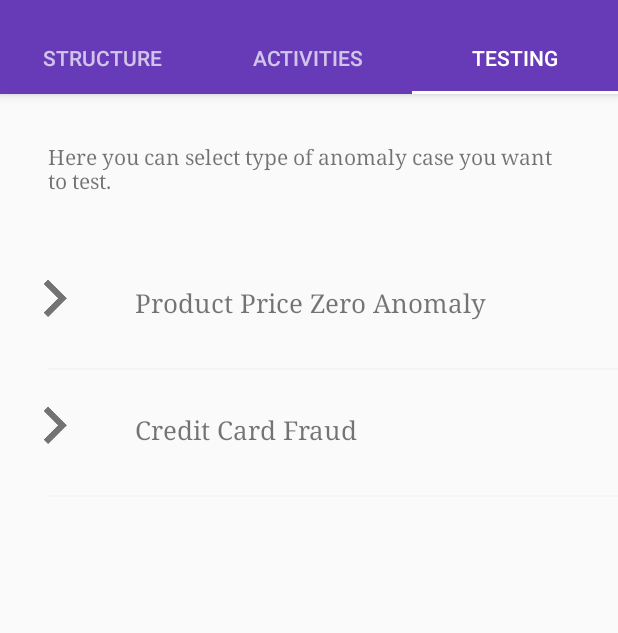
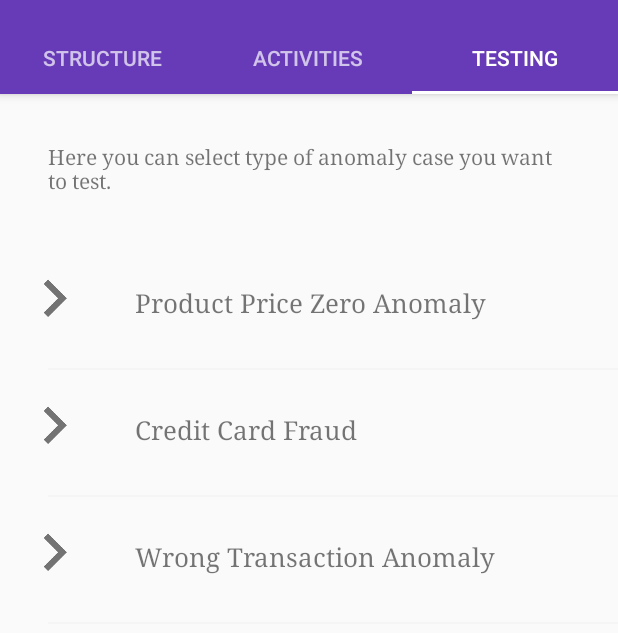
Before and after one commit to webianks/AnoTech-Android, an Android app: the screen it shows after launch (MainActivity), tab 3 chosen, on a phone screen of 412 x 824 dp, the part 62-695 px from its top. Run offline under Robolectric (Android 15) with nearby library versions, the phone set to English and light mode, and no system bars; libraries missing offline, so code that uses them is left out: in.myinnos.customfontlibrary; 3 statements that could not run were skipped.

Commit message:
WrongTransactions init.

```diff
--- a/app/src/main/java/com/webianks/anotech/database/AnotechDBHelper.java
+++ b/app/src/main/java/com/webianks/anotech/database/AnotechDBHelper.java
@@ -12,8 +12,7 @@ import com.webianks.anotech.R;
 
 public class AnotechDBHelper extends SQLiteOpenHelper {
 
-
-    public static final String DB_NAME = "anotech.db";
+    private static final String DB_NAME = "anotech.db";
     private static final int DB_VERSION = 35;
     private Context context;
 
@@ -34,6 +33,8 @@ public class AnotechDBHelper extends SQLiteOpenHelper {
         sqLiteDatabase.execSQL(context.getString(R.string.create_payments));
         sqLiteDatabase.execSQL(context.getString(R.string.create_product_lines));
         sqLiteDatabase.execSQL(context.getString(R.string.create_products));
+        sqLiteDatabase.execSQL(context.getString(R.string.create_table_tickets));
+        sqLiteDatabase.execSQL(context.getString(R.string.create_table_transactions));
 
         //insert_into_tables
         sqLiteDatabase.execSQL(context.getString(R.string.insert_customers));
@@ -46,7 +47,6 @@ public class AnotechDBHelper extends SQLiteOpenHelper {
         sqLiteDatabase.execSQL(context.getString(R.string.insert_payments));
         sqLiteDatabase.execSQL(context.getString(R.string.insert_product_lines));
         sqLiteDatabase.execSQL(context.getString(R.string.insert_products));
-
 
     }
 
@@ -61,6 +61,8 @@ public class AnotechDBHelper extends SQLiteOpenHelper {
         sqLiteDatabase.execSQL("DROP TABLE IF EXISTS payments");
         sqLiteDatabase.execSQL("DROP TABLE IF EXISTS productlines");
         sqLiteDatabase.execSQL("DROP TABLE IF EXISTS products");
+        sqLiteDatabase.execSQL("DROP TABLE IF EXISTS tickets");
+        sqLiteDatabase.execSQL("DROP TABLE IF EXISTS transactions");
 
         onCreate(sqLiteDatabase);
     }
--- a/app/src/main/java/com/webianks/anotech/fragments/Testing.java
+++ b/app/src/main/java/com/webianks/anotech/fragments/Testing.java
@@ -14,6 +14,7 @@ import com.webianks.anotech.R;
 import com.webianks.anotech.adapters.TestingAdapter;
 import com.webianks.anotech.test_classes.CreditCardFraud;
 import com.webianks.anotech.test_classes.ProductPriceZeroAnomaly;
+import com.webianks.anotech.test_classes.WrongTransaction;
 
 import java.util.ArrayList;
 import java.util.List;
@@ -54,6 +55,8 @@ public class Testing extends Fragment implements TestingAdapter.ItemClickListene
         List<String> testingList = new ArrayList<>();
         testingList.add("Product Price Zero Anomaly");
         testingList.add("Credit Card Fraud");
+        testingList.add("Wrong Transaction Anomaly");
+
 
         TestingAdapter adapter = new TestingAdapter(getActivity(), testingList);
         testingRecyclerView.setAdapter(adapter);
@@ -69,5 +72,9 @@ public class Testing extends Fragment implements TestingAdapter.ItemClickListene
 
         else if(position == 1)
             startActivity(new Intent(getActivity(), CreditCardFraud.class));
+
+        else if(position == 2)
+            startActivity(new Intent(getActivity(), WrongTransaction.class));
+
     }
 }
--- a/app/src/main/java/com/webianks/anotech/screens/MainActivity.java
+++ b/app/src/main/java/com/webianks/anotech/screens/MainActivity.java
@@ -16,9 +16,6 @@ import com.webianks.anotech.fragments.Testing;
 
 public class MainActivity extends AppCompatActivity {
 
-    private ViewPager viewPager;
-    private TabLayout tabLayout;
-
     @Override
     protected void onCreate(Bundle savedInstanceState) {
         super.onCreate(savedInstanceState);
@@ -27,10 +24,10 @@ public class MainActivity extends AppCompatActivity {
         Toolbar toolbar = (Toolbar) findViewById(R.id.toolbar);
         setSupportActionBar(toolbar);
 
-        viewPager = (ViewPager) findViewById(R.id.viewpager);
+        ViewPager viewPager = (ViewPager) findViewById(R.id.viewpager);
         setupViewPager(viewPager);
 
-        tabLayout = (TabLayout) findViewById(R.id.tabs);
+        TabLayout tabLayout = (TabLayout) findViewById(R.id.tabs);
         tabLayout.setupWithViewPager(viewPager);
 
         fillDatabase();
--- /dev/null
+++ b/app/src/main/java/com/webianks/anotech/test_classes/WrongTransaction.java
@@ -0,0 +1,19 @@
+package com.webianks.anotech.test_classes;
+
+import android.os.Bundle;
+import android.support.annotation.Nullable;
+import android.support.v7.app.AppCompatActivity;
+
+/**
+ * Created by R Ankit on 26-04-2017.
+ */
+
+public class WrongTransaction extends AppCompatActivity{
+
+
+    @Override
+    protected void onCreate(@Nullable Bundle savedInstanceState) {
+        super.onCreate(savedInstanceState);
+
+    }
+}
--- a/app/src/main/res/values/strings.xml
+++ b/app/src/main/res/values/strings.xml
@@ -2,7 +2,7 @@
     <string name="app_name">Anotech</string>
     <string name="table_name">Administration</string>
     <string name="tables_intro">This provides information on the various tables present in the database.</string>
-    <string name="activity_happened">Outlier has occured in the</string>
+    <string name="activity_happened">Outlier has occurred in the</string>
     <string name="target">OrderDetails</string>
     <string name="anomaly_intro">Here you can select type of anomaly case you want to test.</string>
     <string name="order_number">orderNumber</string>
@@ -47,6 +47,31 @@ CREATE TABLE `customers` (
   CONSTRAINT `customers_ibfk_1` FOREIGN KEY (`salesRepEmployeeNumber`) REFERENCES `employees` (`employeeNumber`)
 );
     </string>
+
+
+    <string name="create_table_tickets">
+
+CREATE TABLE `tickets` (
+  `pnr_number` int(50) NOT NULL,
+  `transaction_number` int(50) NOT NULL,
+  `train_number` varchar(10) NOT NULL,
+  `from` varchar(10) NOT NULL,
+  `to` varchar(10) NOT NULL
+);
+    </string>
+
+
+    <string name="create_table_transactions">
+
+CREATE TABLE `transactions` (
+  `pnr_number` int(50) NOT NULL,
+  `transaction_number` int(50) NOT NULL,
+  `amount` int(50) NOT NULL,
+  `payment_mode` varchar(50) NOT NULL
+);
+    </string>
+
+
 
     <string name="create_employees">
 
--- a/app/src/main/res/values/strings_two.xml
+++ b/app/src/main/res/values/strings_two.xml
@@ -642,7 +642,6 @@
 
     <string name="insert_products">
 
-
         INSERT INTO `products` (`productCode`, `productName`, `productLine`, `productScale`, `productVendor`, `productDescription`, `quantityInStock`, `buyPrice`, `MSRP`) VALUES
 (\'S10_1678\', \'1969 Harley Davidson Ultimate Chopper\', \'Motorcycles\', \'1:10\', \'Min Lin Diecast\', \'This replica features working kickstand, front suspension, gear-shift lever, footbrake lever, drive chain, wheels and steering. All parts are particularly delicate due to their precise scale and require special care and attention.\', 7933, \'48.81\', \'95.70\'),
 (\'S10_1949\', \'1952 Alpine Renault 1300\', \'Classic Cars\', \'1:10\', \'Classic Metal Creations\', \'Turnable front wheels; steering function; detailed interior; detailed engine; opening hood; opening trunk; opening doors; and detailed chassis.\', 7305, \'98.58\', \'214.30\'),
```
